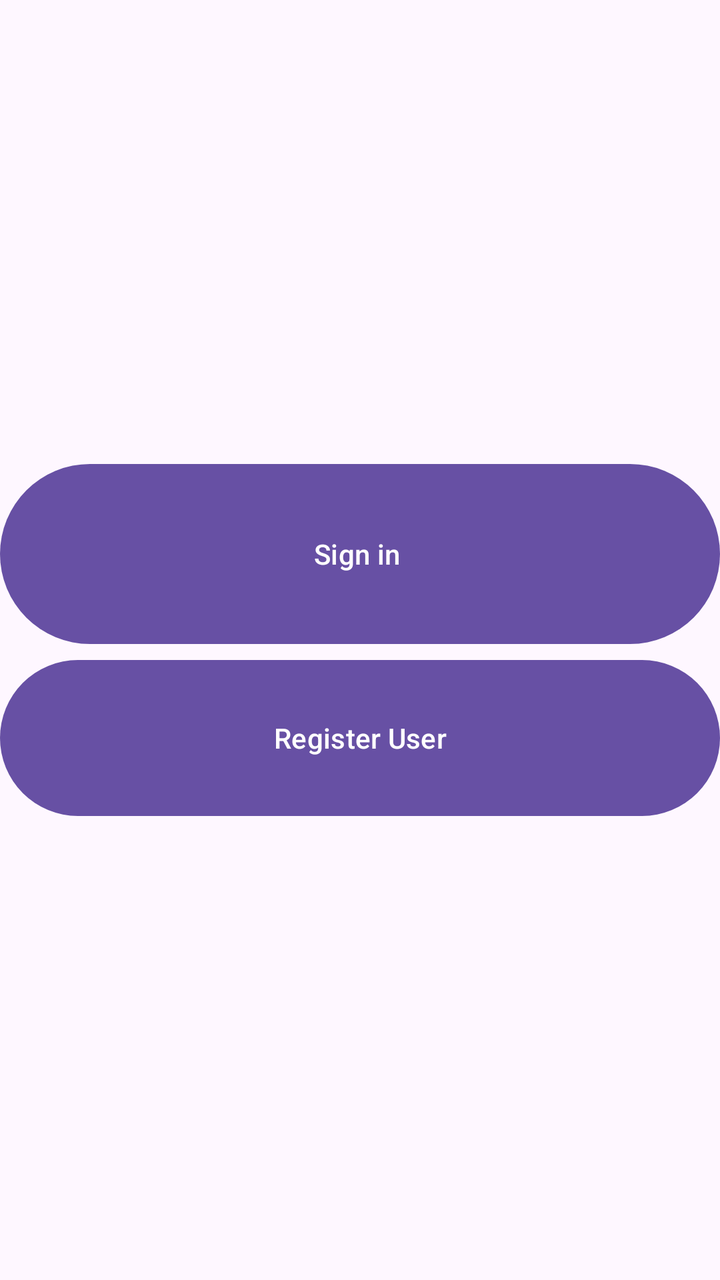
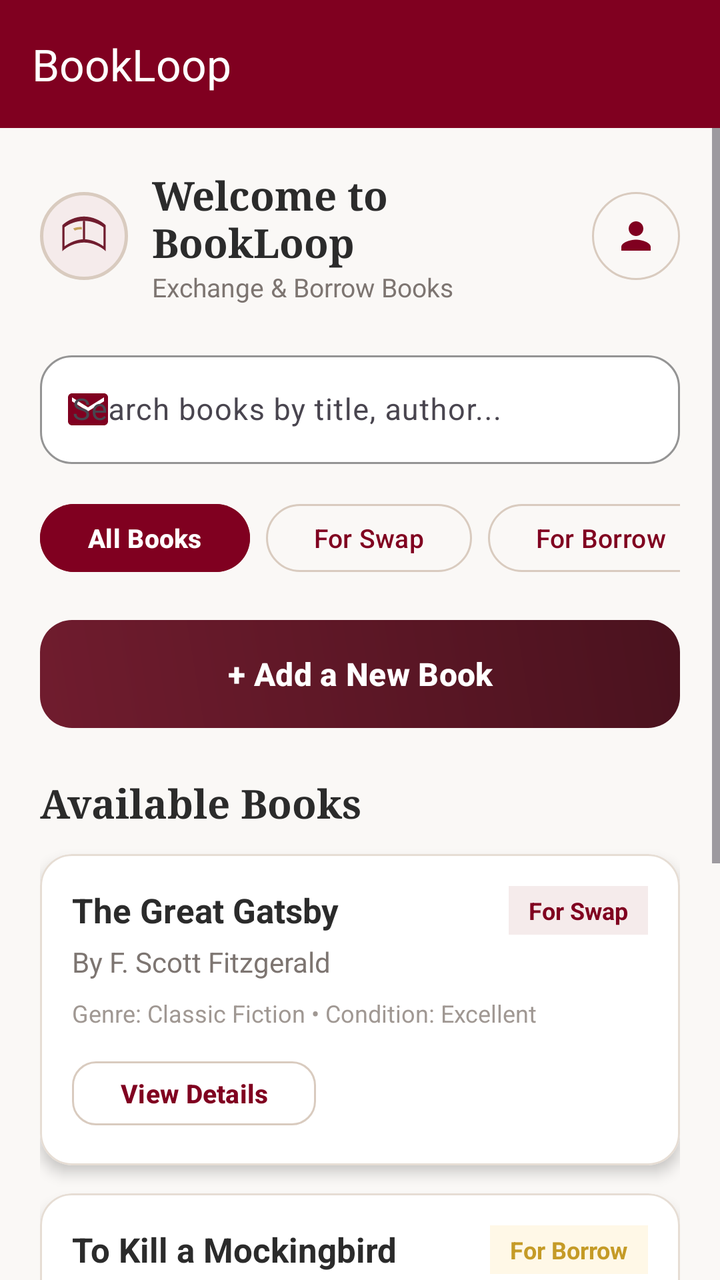

Two renders of the same Android screen: before a commit and after it. Below are the layout's source before the change and the commit's diff.
<!-- AndroidManifest.xml: application theme Theme.NourBanatApplication -->
<!-- res/layout/activity_main.xml -->
<?xml version="1.0" encoding="utf-8"?>
<LinearLayout xmlns:android="http://schemas.android.com/apk/res/android"
    xmlns:app="http://schemas.android.com/apk/res-auto"
    xmlns:tools="http://schemas.android.com/tools"
    android:id="@+id/main"
    android:layout_width="match_parent"
    android:layout_height="match_parent"
    android:gravity="center"
    android:orientation="vertical"
    tools:context=".ViewPkg.MainActivity">

    <Button
        android:id="@+id/btnSignIn"
        android:layout_width="match_parent"
        android:layout_height="98dp"
        android:orientation="vertical"
        android:text="Sign in "
        tools:layout_editor_absoluteX="51dp"

        tools:layout_editor_absoluteY="214dp" />

    <Button
        android:id="@+id/bntRegister"
        android:layout_width="match_parent"
        android:layout_height="86dp"
        android:orientation="vertical"
        android:text="Register User"
        tools:layout_editor_absoluteX="57dp"
        tools:layout_editor_absoluteY="322dp" />

</LinearLayout>
<!-- resources referenced by this layout -->
<resources>
  <style name="Theme.NourBanatApplication" parent="Base.Theme.NourBanatApplication" />
  <style name="Base.Theme.NourBanatApplication" parent="Theme.Material3.DayNight">
          
          
      </style>
</resources>

<!-- the commit's change to res/layout/activity_main.xml (unified diff, before → after) -->
@@ -5,27 +5,453 @@
     android:id="@+id/main"
     android:layout_width="match_parent"
     android:layout_height="match_parent"
-    android:gravity="center"
+    android:background="@color/background"
     android:orientation="vertical"
     tools:context=".ViewPkg.MainActivity">
 
-    <Button
-        android:id="@+id/btnSignIn"
+    
+    <com.google.android.material.appbar.MaterialToolbar
+        android:id="@+id/toolbar"
         android:layout_width="match_parent"
-        android:layout_height="98dp"
-        android:orientation="vertical"
-        android:text="Sign in "
-        tools:layout_editor_absoluteX="51dp"
-
-        tools:layout_editor_absoluteY="214dp" />
-
-    <Button
-        android:id="@+id/bntRegister"
+        android:layout_height="?attr/actionBarSize"
+        android:background="@color/primary"
+        android:elevation="4dp"
+        app:title="BookLoop"
+        app:titleCentered="false"
+        app:titleTextColor="@color/white" />
+
+    <ScrollView
         android:layout_width="match_parent"
-        android:layout_height="86dp"
-        android:orientation="vertical"
-        android:text="Register User"
-        tools:layout_editor_absoluteX="57dp"
-        tools:layout_editor_absoluteY="322dp" />
+        android:layout_height="match_parent"
+        android:fillViewport="true">
+
+        <LinearLayout
+            android:layout_width="match_parent"
+            android:layout_height="wrap_content"
+            android:orientation="vertical"
+            android:padding="20dp">
+
+            
+            <LinearLayout
+                android:layout_width="match_parent"
+                android:layout_height="wrap_content"
+                android:gravity="center_vertical"
+                android:orientation="horizontal">
+
+                <FrameLayout
+                    android:layout_width="44dp"
+                    android:layout_height="44dp"
+                    android:background="@drawable/bg_logo_circle">
+
+                    <ImageView
+                        android:layout_width="26dp"
+                        android:layout_height="26dp"
+                        android:layout_gravity="center"
+                        android:contentDescription="@string/app_name"
+                        android:src="@drawable/ic_app_logo" />
+                </FrameLayout>
+
+                <LinearLayout
+                    android:layout_width="0dp"
+                    android:layout_height="wrap_content"
+                    android:layout_marginStart="12dp"
+                    android:layout_weight="1"
+                    android:orientation="vertical">
+
+                    <TextView
+                        android:id="@+id/tvHeaderTitle"
+                        android:layout_width="wrap_content"
+                        android:layout_height="wrap_content"
+                        android:fontFamily="serif"
+                        android:text="Welcome to BookLoop"
+                        android:textColor="@color/text_primary"
+                        android:textSize="20sp"
+                        android:textStyle="bold" />
+
+                    <TextView
+                        android:id="@+id/tvHeaderSubtitle"
+                        android:layout_width="wrap_content"
+                        android:layout_height="wrap_content"
+                        android:text="Exchange &amp; Borrow Books"
+                        android:textColor="@color/text_secondary"
+                        android:textSize="13sp" />
+                </LinearLayout>
+
+                <com.google.android.material.button.MaterialButton
+                    android:id="@+id/btnNavProfile"
+                    style="@style/Widget.Material3.Button.OutlinedButton"
+                    android:layout_width="44dp"
+                    android:layout_height="44dp"
+                    android:insetLeft="0dp"
+                    android:insetTop="0dp"
+                    android:insetRight="0dp"
+                    android:insetBottom="0dp"
+                    android:padding="0dp"
+                    app:cornerRadius="22dp"
+                    app:icon="@drawable/ic_person"
+                    app:iconGravity="textStart"
+                    app:iconPadding="0dp"
+                    app:iconSize="22dp"
+                    app:iconTint="@color/primary"
+                    app:strokeColor="@color/border_color"
+                    app:strokeWidth="1dp" />
+
+            </LinearLayout>
+
+            
+            <com.google.android.material.textfield.TextInputLayout
+                android:id="@+id/tilSearch"
+                style="@style/Widget.Material3.TextInputLayout.OutlinedBox"
+                android:layout_width="match_parent"
+                android:layout_height="wrap_content"
+                android:layout_marginTop="20dp"
+                android:hint="Search books by title, author..."
+                app:boxBackgroundColor="@color/card_background"
+                app:boxCornerRadiusBottomEnd="16dp"
+                app:boxCornerRadiusBottomStart="16dp"
+                app:boxCornerRadiusTopEnd="16dp"
+                app:boxCornerRadiusTopStart="16dp"
+                app:boxStrokeColor="@color/primary"
+                app:boxStrokeWidthFocused="2dp"
+                app:hintTextColor="@color/primary"
+                app:startIconDrawable="@drawable/ic_email"
+                app:startIconTint="@color/primary">
+
+                <com.google.android.material.textfield.TextInputEditText
+                    android:id="@+id/etSearch"
+                    android:layout_width="match_parent"
+                    android:layout_height="wrap_content"
+                    android:inputType="text"
+                    android:maxLines="1"
+                    android:textColor="@color/text_primary"
+                    android:textSize="15sp" />
+            </com.google.android.material.textfield.TextInputLayout>
+
+            
+            <HorizontalScrollView
+                android:layout_width="match_parent"
+                android:layout_height="wrap_content"
+                android:layout_marginTop="16dp"
+                android:scrollbars="none">
+
+                <LinearLayout
+                    android:layout_width="wrap_content"
+                    android:layout_height="wrap_content"
+                    android:orientation="horizontal">
+
+                    <com.google.android.material.button.MaterialButton
+                        android:id="@+id/btnFilterAll"
+                        android:layout_width="wrap_content"
+                        android:layout_height="42dp"
+                        android:layout_marginEnd="8dp"
+                        android:backgroundTint="@color/primary"
+                        android:text="All Books"
+                        android:textAllCaps="false"
+                        android:textColor="@color/white"
+                        android:textSize="13sp"
+                        android:textStyle="bold"
+                        app:cornerRadius="21dp" />
+
+                    <com.google.android.material.button.MaterialButton
+                        android:id="@+id/btnFilterSwap"
+                        style="@style/Widget.Material3.Button.OutlinedButton"
+                        android:layout_width="wrap_content"
+                        android:layout_height="42dp"
+                        android:layout_marginEnd="8dp"
+                        android:text="For Swap"
+                        android:textAllCaps="false"
+                        android:textColor="@color/primary"
+                        android:textSize="13sp"
+                        app:cornerRadius="21dp"
+                        app:strokeColor="@color/border_color" />
+
+                    <com.google.android.material.button.MaterialButton
+                        android:id="@+id/btnFilterBorrow"
+                        style="@style/Widget.Material3.Button.OutlinedButton"
+                        android:layout_width="wrap_content"
+                        android:layout_height="42dp"
+                        android:text="For Borrow"
+                        android:textAllCaps="false"
+                        android:textColor="@color/primary"
+                        android:textSize="13sp"
+                        app:cornerRadius="21dp"
+                        app:strokeColor="@color/border_color" />
+                </LinearLayout>
+            </HorizontalScrollView>
+
+            
+            <com.google.android.material.button.MaterialButton
+                android:id="@+id/btnAddBook"
+                android:layout_width="match_parent"
+                android:layout_height="54dp"
+                android:layout_marginTop="20dp"
+                android:background="@drawable/bg_button_burgundy"
+                android:elevation="4dp"
+                android:text="+ Add a New Book"
+                android:textAllCaps="false"
+                android:textColor="@color/white"
+                android:textSize="16sp"
+                android:textStyle="bold"
+                app:backgroundTint="@null"
+                app:cornerRadius="16dp" />
+
+            
+            <TextView
+                android:layout_width="wrap_content"
+                android:layout_height="wrap_content"
+                android:layout_marginTop="24dp"
+                android:fontFamily="serif"
+                android:text="Available Books"
+                android:textColor="@color/text_primary"
+                android:textSize="20sp"
+                android:textStyle="bold" />
+
+            
+            <com.google.android.material.card.MaterialCardView
+                android:id="@+id/cardBook1"
+                android:layout_width="match_parent"
+                android:layout_height="wrap_content"
+                android:layout_marginTop="12dp"
+                app:cardBackgroundColor="@color/card_background"
+                app:cardCornerRadius="16dp"
+                app:cardElevation="4dp"
+                app:strokeColor="@color/card_stroke"
+                app:strokeWidth="1dp">
+
+                <LinearLayout
+                    android:layout_width="match_parent"
+                    android:layout_height="wrap_content"
+                    android:orientation="vertical"
+                    android:padding="16dp">
+
+                    <LinearLayout
+                        android:layout_width="match_parent"
+                        android:layout_height="wrap_content"
+                        android:gravity="center_vertical"
+                        android:orientation="horizontal">
+
+                        <TextView
+                            android:id="@+id/tvBook1Title"
+                            android:layout_width="0dp"
+                            android:layout_height="wrap_content"
+                            android:layout_weight="1"
+                            android:text="The Great Gatsby"
+                            android:textColor="@color/text_primary"
+                            android:textSize="17sp"
+                            android:textStyle="bold" />
+
+                        <TextView
+                            android:id="@+id/tvBook1Tag"
+                            android:layout_width="wrap_content"
+                            android:layout_height="wrap_content"
+                            android:background="@color/tag_swap_bg"
+                            android:paddingHorizontal="10dp"
+                            android:paddingVertical="4dp"
+                            android:text="For Swap"
+                            android:textColor="@color/primary"
+                            android:textSize="12sp"
+                            android:textStyle="bold" />
+                    </LinearLayout>
+
+                    <TextView
+                        android:id="@+id/tvBook1Author"
+                        android:layout_width="wrap_content"
+                        android:layout_height="wrap_content"
+                        android:layout_marginTop="4dp"
+                        android:text="By F. Scott Fitzgerald"
+                        android:textColor="@color/text_secondary"
+                        android:textSize="14sp" />
+
+                    <TextView
+                        android:id="@+id/tvBook1Details"
+                        android:layout_width="wrap_content"
+                        android:layout_height="wrap_content"
+                        android:layout_marginTop="8dp"
+                        android:text="Genre: Classic Fiction • Condition: Excellent"
+                        android:textColor="@color/text_hint"
+                        android:textSize="12sp" />
+
+                    <com.google.android.material.button.MaterialButton
+                        android:id="@+id/btnBook1Details"
+                        style="@style/Widget.Material3.Button.OutlinedButton"
+                        android:layout_width="wrap_content"
+                        android:layout_height="40dp"
+                        android:layout_marginTop="12dp"
+                        android:text="View Details"
+                        android:textAllCaps="false"
+                        android:textColor="@color/primary"
+                        android:textSize="13sp"
+                        android:textStyle="bold"
+                        app:cornerRadius="12dp"
+                        app:strokeColor="@color/border_color" />
+                </LinearLayout>
+            </com.google.android.material.card.MaterialCardView>
+
+            
+            <com.google.android.material.card.MaterialCardView
+                android:id="@+id/cardBook2"
+                android:layout_width="match_parent"
+                android:layout_height="wrap_content"
+                android:layout_marginTop="14dp"
+                app:cardBackgroundColor="@color/card_background"
+                app:cardCornerRadius="16dp"
+                app:cardElevation="4dp"
+                app:strokeColor="@color/card_stroke"
+                app:strokeWidth="1dp">
+
+                <LinearLayout
+                    android:layout_width="match_parent"
+                    android:layout_height="wrap_content"
+                    android:orientation="vertical"
+                    android:padding="16dp">
+
+                    <LinearLayout
+                        android:layout_width="match_parent"
+                        android:layout_height="wrap_content"
+                        android:gravity="center_vertical"
+                        android:orientation="horizontal">
+
+                        <TextView
+                            android:id="@+id/tvBook2Title"
+                            android:layout_width="0dp"
+                            android:layout_height="wrap_content"
+                            android:layout_weight="1"
+                            android:text="To Kill a Mockingbird"
+                            android:textColor="@color/text_primary"
+                            android:textSize="17sp"
+                            android:textStyle="bold" />
+
+                        <TextView
+                            android:id="@+id/tvBook2Tag"
+                            android:layout_width="wrap_content"
+                            android:layout_height="wrap_content"
+                            android:background="@color/tag_borrow_bg"
+                            android:paddingHorizontal="10dp"
+                            android:paddingVertical="4dp"
+                            android:text="For Borrow"
+                            android:textColor="@color/accent_gold_dark"
+                            android:textSize="12sp"
+                            android:textStyle="bold" />
+                    </LinearLayout>
+
+                    <TextView
+                        android:id="@+id/tvBook2Author"
+                        android:layout_width="wrap_content"
+                        android:layout_height="wrap_content"
+                        android:layout_marginTop="4dp"
+                        android:text="By Harper Lee"
+                        android:textColor="@color/text_secondary"
+                        android:textSize="14sp" />
+
+                    <TextView
+                        android:id="@+id/tvBook2Details"
+                        android:layout_width="wrap_content"
+                        android:layout_height="wrap_content"
+                        android:layout_marginTop="8dp"
+                        android:text="Genre: Fiction • Condition: Very Good"
+                        android:textColor="@color/text_hint"
+                        android:textSize="12sp" />
+
+                    <com.google.android.material.button.MaterialButton
+                        android:id="@+id/btnBook2Details"
+                        style="@style/Widget.Material3.Button.OutlinedButton"
+                        android:layout_width="wrap_content"
+                        android:layout_height="40dp"
+                        android:layout_marginTop="12dp"
+                        android:text="View Details"
+                        android:textAllCaps="false"
+                        android:textColor="@color/primary"
+                        android:textSize="13sp"
+                        android:textStyle="bold"
+                        app:cornerRadius="12dp"
+                        app:strokeColor="@color/border_color" />
+                </LinearLayout>
+            </com.google.android.material.card.MaterialCardView>
+
+            
+            <com.google.android.material.card.MaterialCardView
+                android:id="@+id/cardBook3"
+                android:layout_width="match_parent"
+                android:layout_height="wrap_content"
+                android:layout_marginTop="14dp"
+                android:layout_marginBottom="24dp"
+                app:cardBackgroundColor="@color/card_background"
+                app:cardCornerRadius="16dp"
+                app:cardElevation="4dp"
+                app:strokeColor="@color/card_stroke"
+                app:strokeWidth="1dp">
+
+                <LinearLayout
+                    android:layout_width="match_parent"
+                    android:layout_height="wrap_content"
+                    android:orientation="vertical"
+                    android:padding="16dp">
+
+                    <LinearLayout
+                        android:layout_width="match_parent"
+                        android:layout_height="wrap_content"
+                        android:gravity="center_vertical"
+                        android:orientation="horizontal">
+
+                        <TextView
+                            android:id="@+id/tvBook3Title"
+                            android:layout_width="0dp"
+                            android:layout_height="wrap_content"
+                            android:layout_weight="1"
+                            android:text="1984"
+                            android:textColor="@color/text_primary"
+                            android:textSize="17sp"
+                            android:textStyle="bold" />
+
+                        <TextView
+                            android:id="@+id/tvBook3Tag"
+                            android:layout_width="wrap_content"
+                            android:layout_height="wrap_content"
+                            android:background="@color/tag_swap_bg"
+                            android:paddingHorizontal="10dp"
+                            android:paddingVertical="4dp"
+                            android:text="For Swap"
+                            android:textColor="@color/primary"
+                            android:textSize="12sp"
+                            android:textStyle="bold" />
+                    </LinearLayout>
+
+                    <TextView
+                        android:id="@+id/tvBook3Author"
+                        android:layout_width="wrap_content"
+                        android:layout_height="wrap_content"
+                        android:layout_marginTop="4dp"
+                        android:text="By George Orwell"
+                        android:textColor="@color/text_secondary"
+                        android:textSize="14sp" />
+
+                    <TextView
+                        android:id="@+id/tvBook3Details"
+                        android:layout_width="wrap_content"
+                        android:layout_height="wrap_content"
+                        android:layout_marginTop="8dp"
+                        android:text="Genre: Dystopian • Condition: Like New"
+                        android:textColor="@color/text_hint"
+                        android:textSize="12sp" />
+
+                    <com.google.android.material.button.MaterialButton
+                        android:id="@+id/btnBook1Details3"
+                        style="@style/Widget.Material3.Button.OutlinedButton"
+                        android:layout_width="wrap_content"
+                        android:layout_height="40dp"
+                        android:layout_marginTop="12dp"
+                        android:text="View Details"
+                        android:textAllCaps="false"
+                        android:textColor="@color/primary"
+                        android:textSize="13sp"
+                        android:textStyle="bold"
+                        app:cornerRadius="12dp"
+                        app:strokeColor="@color/border_color" />
+                </LinearLayout>
+            </com.google.android.material.card.MaterialCardView>
+
+        </LinearLayout>
+
+    </ScrollView>
 
 </LinearLayout>
<!-- resource entries referenced after the edit -->
@@ -1,5 +1,79 @@
 <!-- resources referenced by this layout -->
 <resources>
+  <color name="accent_gold_dark">#C59B27</color>
+  <color name="background">#FAF8F6</color>
+  <color name="border_color">#D9CBBF</color>
+  <color name="card_background">#FFFFFF</color>
+  <color name="card_stroke">#E6DDD4</color>
+  <color name="primary">#800020</color>
+  <color name="tag_borrow_bg">#FFF8E7</color>
+  <color name="tag_swap_bg">#F5EBEB</color>
+  <color name="text_hint">#A09893</color>
+  <color name="text_primary">#2B2B2B</color>
+  <color name="text_secondary">#7D7571</color>
+  <color name="white">#FFFFFFFF</color>
+  <!-- drawable bg_button_burgundy (drawable) -->
+  <?xml version="1.0" encoding="utf-8"?>
+  <ripple xmlns:android="http://schemas.android.com/apk/res/android"
+      android:color="#33FFFFFF">
+      <item>
+          <shape android:shape="rectangle">
+              <corners android:radius="16dp" />
+              <gradient
+                  android:angle="45"
+                  android:startColor="#701C2E"
+                  android:endColor="#4A121E"
+                  android:type="linear" />
+          </shape>
+      </item>
+  </ripple>
+  <!-- drawable bg_logo_circle (drawable) -->
+  <?xml version="1.0" encoding="utf-8"?>
+  <shape xmlns:android="http://schemas.android.com/apk/res/android"
+      android:shape="oval">
+      <solid android:color="#F5EBEB" />
+      <stroke
+          android:width="1.5dp"
+          android:color="#D9CBBF" />
+  </shape>
+  <!-- drawable ic_app_logo (drawable) -->
+  <?xml version="1.0" encoding="utf-8"?>
+  <vector xmlns:android="http://schemas.android.com/apk/res/android"
+      android:width="48dp"
+      android:height="48dp"
+      android:viewportWidth="48"
+      android:viewportHeight="48">
+    <path
+        android:fillColor="#701C2E"
+        android:pathData="M24,6 C16,6 8,10 4,14 L4,38 C8,34 16,30 24,30 C32,30 40,34 44,38 L44,14 C40,10 32,6 24,6 Z M24,27 C17.33,27 10.67,30.13 6,33.5 L6,16 C10,12.8 17,10 24,10 C31,10 38,12.8 42,16 L42,33.5 C37.33,30.13 30.67,27 24,27 Z"/>
+    <path
+        android:fillColor="#701C2E"
+        android:pathData="M23,10 L23,28 L25,28 L25,10 Z"/>
+    <path
+        android:fillColor="#C5A059"
+        android:pathData="M14,17 C16.5,16 19.5,15.5 22,15.8 L22,18 C20,17.7 17.5,18.1 15.5,19 Z"/>
+  </vector>
+  <!-- drawable ic_email (drawable) -->
+  <vector xmlns:android="http://schemas.android.com/apk/res/android"
+      android:width="24dp"
+      android:height="24dp"
+      android:viewportWidth="24"
+      android:viewportHeight="24">
+    <path
+        android:fillColor="#FF64748B"
+        android:pathData="M20,4H4c-1.1,0 -1.99,0.9 -1.99,2L2,18c0,1.1 0.9,2 2,2h16c1.1,0 2,-0.9 2,-2V6c0,-1.1 -0.9,-2 -2,-2zm0,4l-8,5 -8,-5V6l8,5 8,-5v2z"/>
+  </vector>
+  <!-- drawable ic_person (drawable) -->
+  <vector xmlns:android="http://schemas.android.com/apk/res/android"
+      android:width="24dp"
+      android:height="24dp"
+      android:viewportWidth="24"
+      android:viewportHeight="24">
+    <path
+        android:fillColor="#FF64748B"
+        android:pathData="M12,12c2.21,0 4,-1.79 4,-4s-1.79,-4 -4,-4 -4,1.79 -4,4 1.79,4 4,4zM12,14c-2.67,0 -8,1.34 -8,4v2h16v-2c0,-2.66 -5.33,-4 -8,-4z"/>
+  </vector>
+  <string name="app_name">BookLoop</string>
   <style name="Theme.NourBanatApplication" parent="Base.Theme.NourBanatApplication" />
   <style name="Base.Theme.NourBanatApplication" parent="Theme.Material3.DayNight">
           
